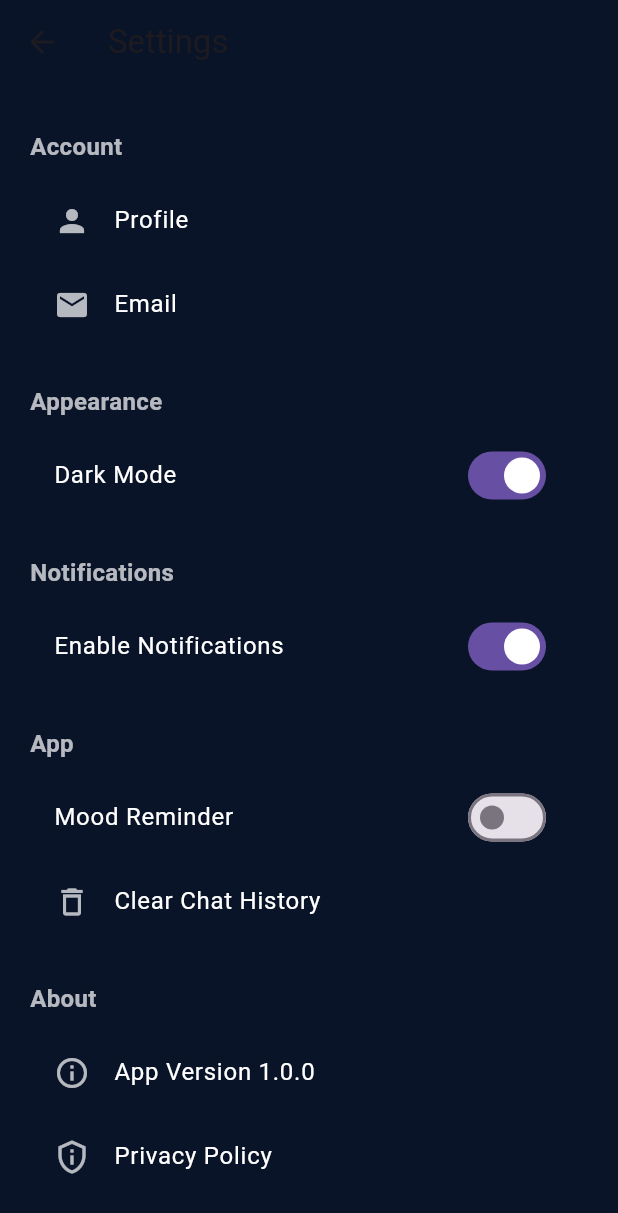
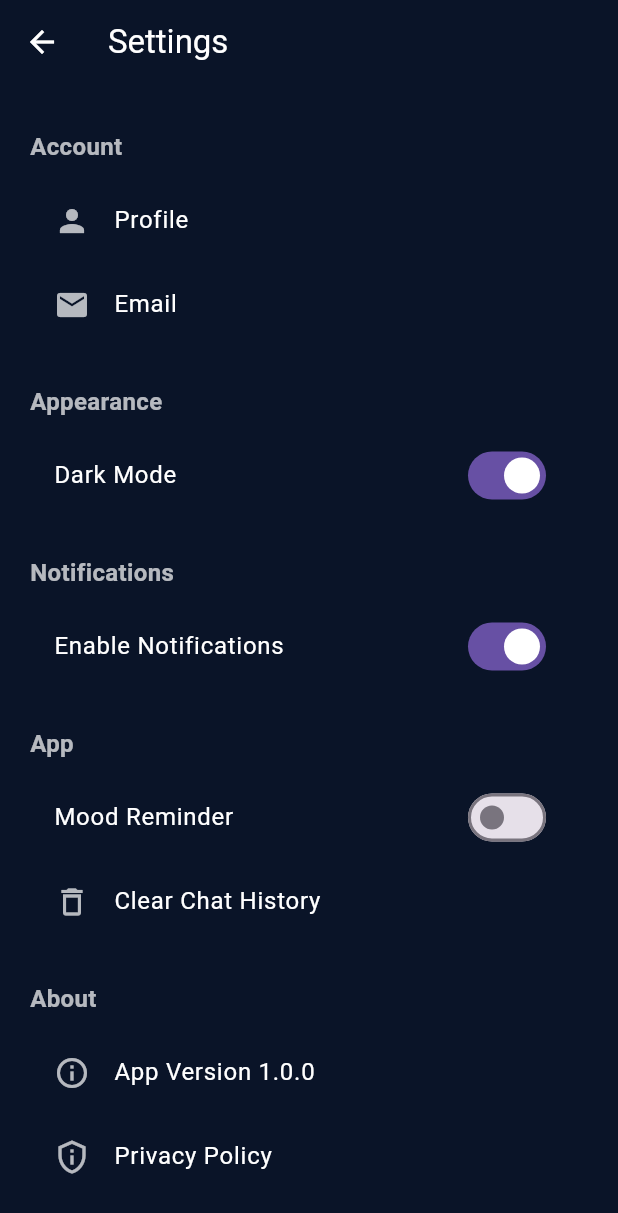
Before and after one commit to prem-03829/EmoCare, a Flutter app: the SettingsScreen screen opened directly, on a phone screen of 412 x 824 dp. Shown: the top 1213 px of the screen. Run offline on Flutter 3.47's test engine with Material 3 defaults, Android fonts, the phone set to English and light mode, and no system bars; our stand-ins replace supabase_flutter; missing offline and left inert: record; accounts and stored records are empty; network calls fail.

Commit message:
Header font change in settings and mood insights

```diff
--- a/frontend/app/lib/screens/settings_screen.dart
+++ b/frontend/app/lib/screens/settings_screen.dart
@@ -23,8 +23,13 @@ class _SettingsScreenState
       appBar: AppBar(
         backgroundColor:
             const Color(0xFF0A1428),
+        foregroundColor: Colors.white,
+        iconTheme: const IconThemeData(color: Colors.white),
         elevation: 0,
-        title: const Text("Settings"),
+        title: const Text(
+          "Settings",
+          style: TextStyle(color: Colors.white),
+        ),
       ),
       body: ListView(
         padding: const EdgeInsets.all(20),
```
Also changed, not shown: frontend/app/lib/screens/mood_insights_screen.dart (+6 -1 lines).
